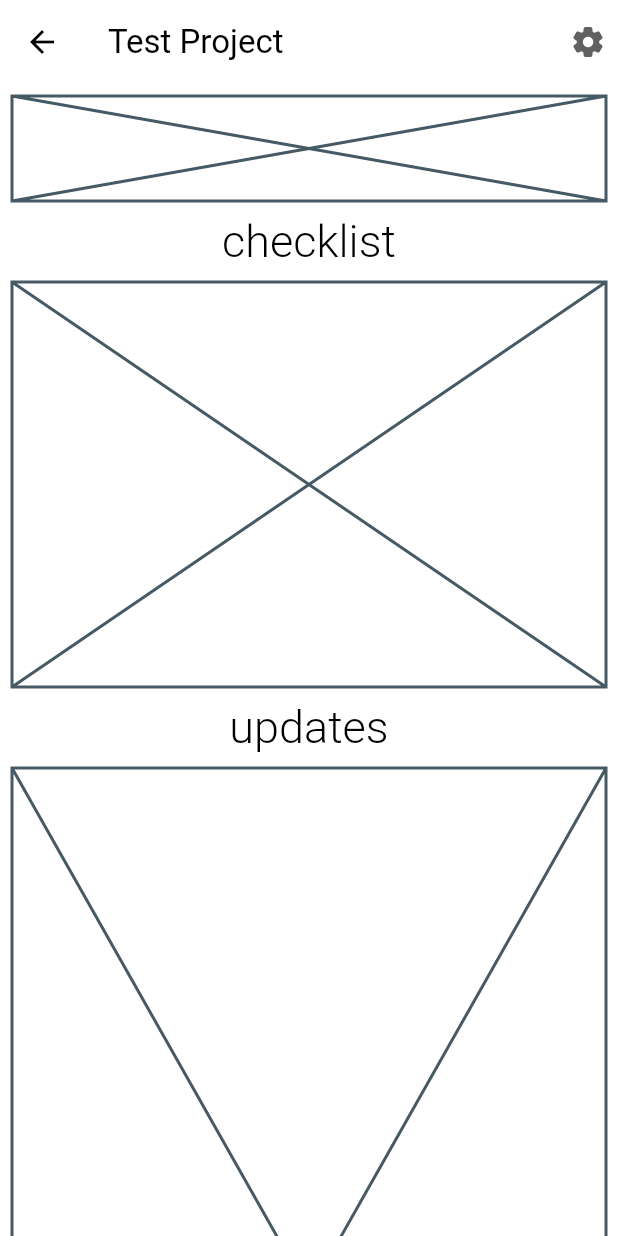
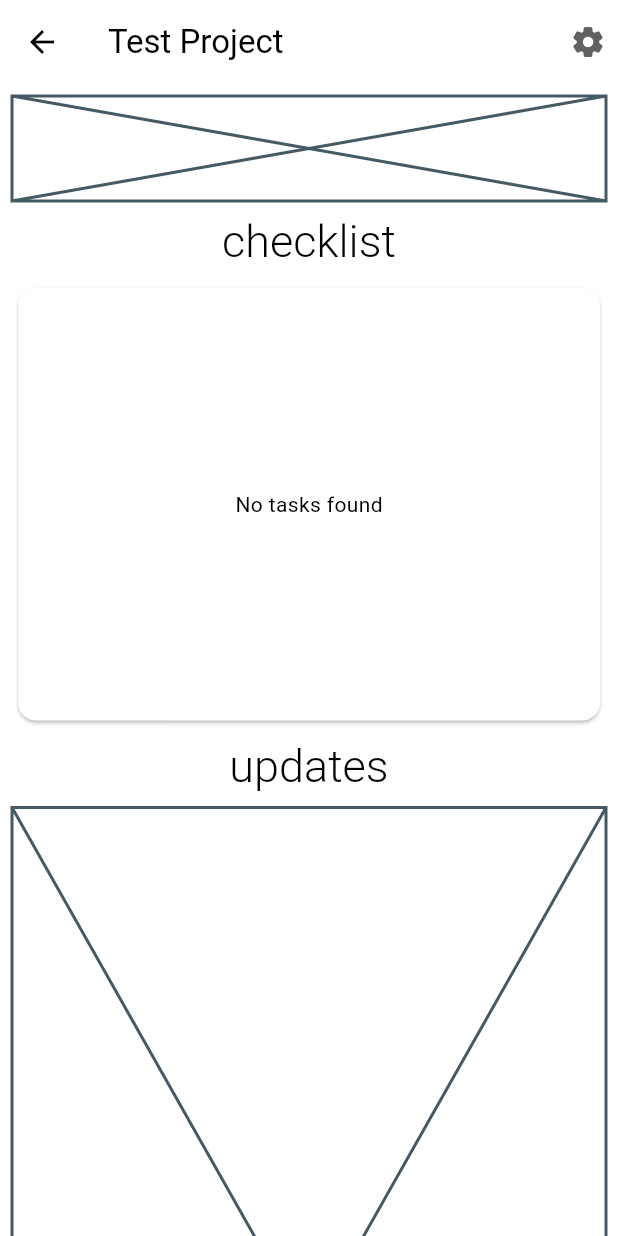
Before and after one commit to Vedant62/buildcraft, a Flutter app: the IndividualProject screen opened directly with sample values from the repository, on a phone screen of 412 x 824 dp. Run offline on Flutter 3.47's test engine with Material 3 defaults, Android fonts, the phone set to English and light mode, and no system bars; our stand-ins replace cloud_firestore, firebase_auth, firebase_core, flex_color_scheme, flutter_riverpod; accounts and stored records are empty.

Commit message:
task fetching implemented

```diff
--- a/lib/main.dart
+++ b/lib/main.dart
@@ -21,9 +21,11 @@ class MyApp extends StatelessWidget {
   @override
   Widget build(BuildContext context) {
     return MaterialApp(
+
       debugShowCheckedModeBanner: false,
       home: const AuthLayout(),
       theme: FlexThemeData.light(
+
         colors: const FlexSchemeColor(
           primary: Color(0xff065808),
           primaryContainer: Color(0xff9ee29f),
@@ -49,6 +51,7 @@ class MyApp extends StatelessWidget {
         swapLegacyOnMaterial3: true,
         // To use the Playground font, add GoogleFonts package and uncomment
         // fontFamily: GoogleFonts.notoSans().fontFamily,
+
       ),
       darkTheme: FlexThemeData.dark(
         colors: const FlexSchemeColor(
@@ -75,6 +78,7 @@ class MyApp extends StatelessWidget {
         swapLegacyOnMaterial3: true,
       ),
       themeMode: ThemeMode.light,
+
     );
   }
 }
--- a/lib/models/project.dart
+++ b/lib/models/project.dart
@@ -4,7 +4,8 @@ import 'package:flutter/material.dart';
 class Project {
   const Project({
     required this.title,
-    required this.id,
+    this.id,
+    // required this.id,
     required this.description,
     required this.userId,
     required this.startDate,
@@ -13,7 +14,7 @@ class Project {
     required this.createdAt,
   });
 
-  final String id;
+  final String? id;
   final String title;
   final String description;
   final String userId;
--- a/lib/models/task.dart
+++ b/lib/models/task.dart
@@ -1,12 +1,13 @@
 import 'package:cloud_firestore/cloud_firestore.dart';
 
 class Task {
-  Task(
-      {required this.id,
-      required this.title,
-      required this.projectId,
-      this.isCompleted = false,
-      required this.createdAt});
+  Task({
+    required this.id,
+    required this.title,
+    required this.projectId,
+    this.isCompleted = false,
+    required this.createdAt,
+  });
 
   final String id;
   final String projectId;
--- a/lib/pages/individual_project.dart
+++ b/lib/pages/individual_project.dart
@@ -1,3 +1,4 @@
+import 'package:buildcraft/widgets/tasks_card.dart';
 import 'package:flutter/material.dart';
 
 import '../models/project.dart';
@@ -78,7 +79,7 @@ class _IndividualProjectState extends State<IndividualProject> {
                   child: Text('checklist', style: Theme.of(context).textTheme.titleLarge!.copyWith(fontSize: 30, fontWeight: FontWeight.w300, ),),
                 ),
               ),
-              Placeholder(fallbackHeight: 270, fallbackWidth: MediaQuery.sizeOf(context).width*0.9,),
+              Center(child: TasksCard(projectId: _project.id!,)),
               Center(
                 child: Padding(
                   padding: const EdgeInsets.symmetric(vertical: 8.0),
--- a/lib/services/firestore.dart
+++ b/lib/services/firestore.dart
@@ -43,4 +43,14 @@ class FirestoreService {
         (snapshot) =>
             snapshot.docs.map((doc) => Task.fromFirestore(doc)).toList());
   }
+
+  Future<void> toggleTaskCompletion(String taskId) async {
+    DocumentSnapshot taskDoc = await _tasks.doc(taskId).get();
+    if (taskDoc.exists) {
+      bool currentStatus = taskDoc.get('isCompleted') ?? false;
+      await _tasks.doc(taskId).update({'isCompleted': !currentStatus});
+    } else {
+      throw Exception('Task not found');
+    }
+  }
 }
--- /dev/null
+++ b/lib/widgets/tasks.dart
@@ -0,0 +1,60 @@
+import 'package:buildcraft/services/firestore.dart';
+import 'package:buildcraft/widgets/task_item.dart';
+import 'package:flutter/material.dart';
+
+import '../models/task.dart';
+
+class Tasks extends StatefulWidget {
+  const Tasks({super.key, required this.projectId});
+
+  final String projectId;
+
+  @override
+  State<Tasks> createState() => _TasksState();
+}
+
+class _TasksState extends State<Tasks> {
+  FirestoreService firestoreService = FirestoreService();
+  late String _projectId;
+
+  @override
+  void initState() {
+    // TODO: implement initState
+    super.initState();
+    _projectId = widget.projectId;
+  }
+
+  @override
+  Widget build(BuildContext context) {
+    return StreamBuilder<List<Task>>(
+      stream: firestoreService.getProjectTasks(_projectId),
+      builder: (context, snapshot) {
+        if (snapshot.connectionState == ConnectionState.waiting) {
+          return const Center(
+            child: CircularProgressIndicator(),
+          );
+        }
+        if (snapshot.hasError) {
+          return const Center(
+            child: Text("There's been some error"),
+          );
+        }
+        if (!snapshot.hasData || snapshot.data!.isEmpty) {
+          return const Center(
+            child: Text(
+              'No tasks found',
+            ),
+          );
+        }
+
+        final tasks = snapshot.data;
+        return ListView.builder(
+          itemCount: tasks!.length,
+          itemBuilder: (BuildContext context, int index) {
+            return TaskItem(task: tasks[index]);
+          },
+        );
+      },
+    );
+  }
+}
--- /dev/null
+++ b/lib/widgets/tasks_card.dart
@@ -0,0 +1,25 @@
+import 'package:buildcraft/widgets/tasks.dart';
+import 'package:flutter/material.dart';
+
+class TasksCard extends StatefulWidget {
+  const TasksCard({super.key, required this.projectId});
+
+  final String projectId;
+
+  @override
+  State<TasksCard> createState() => _TasksCardState();
+}
+
+class _TasksCardState extends State<TasksCard> {
+  @override
+  Widget build(BuildContext context) {
+    return Card(
+      color: Theme.of(context).cardColor,
+      child: Container(
+        height: MediaQuery.sizeOf(context).height*0.35,
+        width: MediaQuery.sizeOf(context).width*0.95,
+        child: Tasks(projectId: widget.projectId),
+      ),
+    );
+  }
+}
```
Also changed, not shown: lib/widgets/project_card.dart (+22 -6 lines), lib/widgets/task_item.dart (added, +56 -0 lines).
